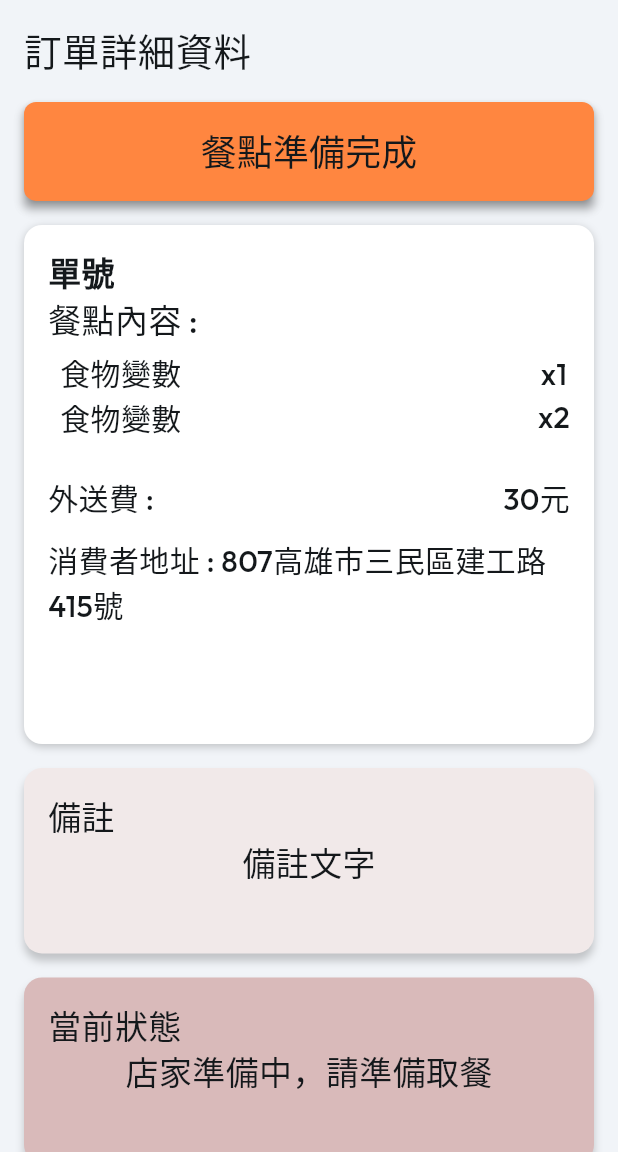
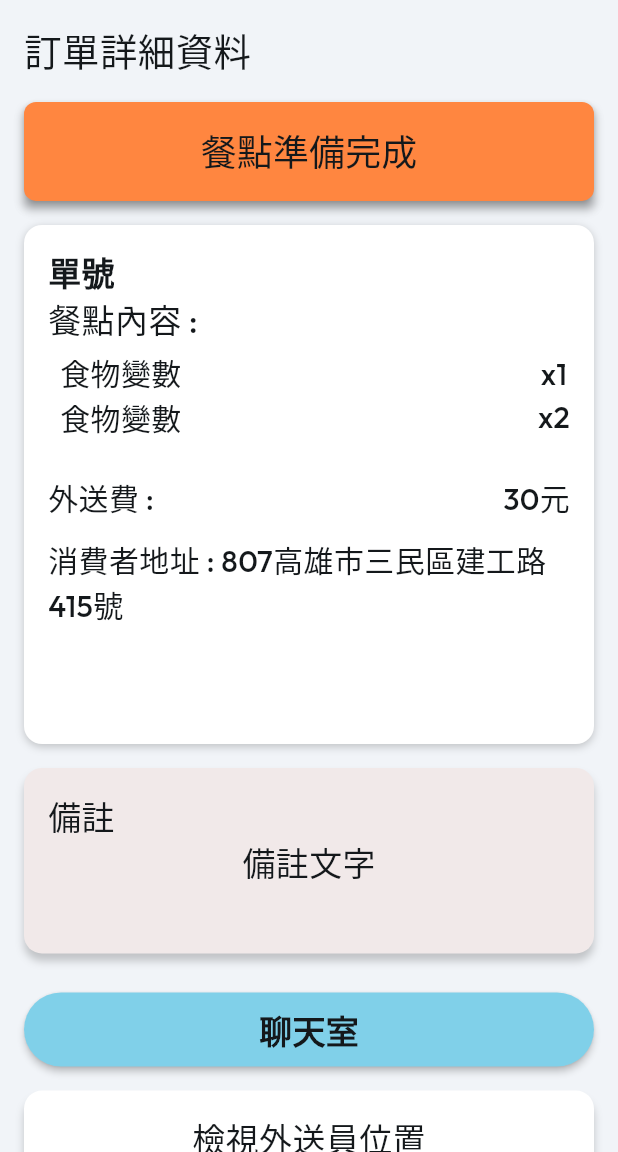
Before and after one commit to jeanjerry/store, a Flutter app: the Order1Widget screen opened by its route, on a phone screen of 412 x 824 dp, the part 84-1236 px from its top. Run offline on Flutter 3.47's test engine with Material 3 defaults, Android fonts, the phone set to English and light mode, and no system bars; drawn by our look-alikes of auto_size_text; our stand-ins replace dropdown_button2, easy_debounce, flutter_animate, font_awesome_flutter, from_css_color, go_router and 4 more; missing offline and left inert: json_path; accounts and stored records are empty; Roboto replaces fonts that are missing (Readex Pro).

Commit message:
UI更新

```diff
--- a/lib/flutter_flow/nav/nav.dart
+++ b/lib/flutter_flow/nav/nav.dart
@@ -88,11 +88,6 @@ GoRouter createRouter(AppStateNotifier appStateNotifier) => GoRouter(
           name: 'message',
           path: '/message',
           builder: (context, params) => MessageWidget(),
-        ),
-        FFRoute(
-          name: 'message-1',
-          path: '/message1',
-          builder: (context, params) => Message1Widget(),
         ),
         FFRoute(
           name: 'menu',
--- a/lib/index.dart
+++ b/lib/index.dart
@@ -7,6 +7,5 @@ export '/pages/order_1/order1_widget.dart' show Order1Widget;
 export '/pages/wallet/wallet_widget.dart' show WalletWidget;
 export '/pages/setting/setting_widget.dart' show SettingWidget;
 export '/pages/message/message_widget.dart' show MessageWidget;
-export '/pages/message_1/message1_widget.dart' show Message1Widget;
 export '/pages/menu/menu_widget.dart' show MenuWidget;
 export '/pages/meun_1/meun1_widget.dart' show Meun1Widget;
--- a/lib/pages/home/home_widget.dart
+++ b/lib/pages/home/home_widget.dart
@@ -130,7 +130,7 @@ class _HomeWidgetState extends State<HomeWidget> {
                           hoverColor: Colors.transparent,
                           highlightColor: Colors.transparent,
                           onTap: () async {
-                            context.pushNamed('order-1');
+                            context.pushNamed('home-1');
                           },
                           child: Column(
                             mainAxisSize: MainAxisSize.max,
--- a/lib/pages/menu/menu_widget.dart
+++ b/lib/pages/menu/menu_widget.dart
@@ -84,7 +84,7 @@ class _MenuWidgetState extends State<MenuWidget> {
                 alignment: AlignmentDirectional(0.0, 0.0),
                 child: FFButtonWidget(
                   onPressed: () async {
-                    context.safePop();
+                    context.pushNamed('meun-1');
                   },
                   text: '編輯與生成菜單',
                   options: FFButtonOptions(
--- a/lib/pages/order_1/order1_widget.dart
+++ b/lib/pages/order_1/order1_widget.dart
@@ -432,56 +432,6 @@ class _Order1WidgetState extends State<Order1Widget> {
                           ),
                         ),
                       ),
-                      Container(
-                        width: MediaQuery.sizeOf(context).width * 1.0,
-                        height: MediaQuery.sizeOf(context).height * 0.15,
-                        constraints: BoxConstraints(
-                          maxWidth: 430.0,
-                        ),
-                        decoration: BoxDecoration(
-                          color: Color(0xFFD9BABA),
-                          boxShadow: [
-                            BoxShadow(
-                              blurRadius: 4.0,
-                              color: Color(0x33000000),
-                              offset: Offset(0.0, 5.0),
-                            )
-                          ],
-                          borderRadius: BorderRadius.circular(12.0),
-                        ),
-                        child: Padding(
-                          padding: EdgeInsetsDirectional.fromSTEB(
-                              16.0, 16.0, 16.0, 24.0),
-                          child: Column(
-                            mainAxisSize: MainAxisSize.max,
-                            crossAxisAlignment: CrossAxisAlignment.start,
-                            children: [
-                              Text(
-                                '當前狀態',
-                                style: FlutterFlowTheme.of(context).titleLarge,
-                              ),
-                              Padding(
-                                padding: EdgeInsetsDirectional.fromSTEB(
-                                    0.0, 0.0, 0.0, 24.0),
-                                child: Column(
-                                  mainAxisSize: MainAxisSize.max,
-                                  crossAxisAlignment: CrossAxisAlignment.start,
-                                  children: [
-                                    Align(
-                                      alignment: AlignmentDirectional(0.0, 0.0),
-                                      child: Text(
-                                        '店家準備中，請準備取餐',
-                                        style: FlutterFlowTheme.of(context)
-                                            .titleLarge,
-                                      ),
-                                    ),
-                                  ],
-                                ),
-                              ),
-                            ],
-                          ),
-                        ),
-                      ),
                       Padding(
                         padding:
                             EdgeInsetsDirectional.fromSTEB(0.0, 10.0, 0.0, 0.0),
```
Also changed, not shown: lib/pages/message_1/message1_model.dart (deleted, +0 -34 lines), lib/pages/message_1/message1_widget.dart (deleted, +0 -218 lines), lib/pages/setting/setting_widget.dart (+4 -4 lines), pubspec.lock (added), 1 other file.
